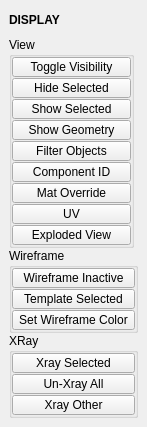
The window that tentacle/ui/display.ui (m3trik/tentacle) describes before a commit, drawn with Qt 5.
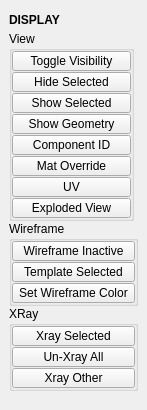
The same window after the commit. Custom widgets are drawn as their Qt base class.

```diff
--- a/tentacle/ui/display.ui
+++ b/tentacle/ui/display.ui
@@ -10,7 +10,7 @@
     <x>0</x>
     <y>0</y>
     <width>147</width>
-    <height>398</height>
+    <height>410</height>
    </rect>
   </property>
   <property name="minimumSize">
@@ -37,6 +37,11 @@
   <widget class="QWidget" name="central_widget">
    <layout class="QVBoxLayout" name="verticalLayout_2">
     <item>
+     <layout class="QVBoxLayout" name="verticalLayout">
+      <property name="spacing">
+       <number>0</number>
+      </property>
+      <item>
      <widget class="DraggableHeader" name="draggableHeader">
       <property name="minimumSize">
        <size>
@@ -62,11 +67,6 @@
      </widget>
     </item>
     <item>
-     <layout class="QVBoxLayout" name="verticalLayout">
-      <property name="spacing">
-       <number>0</number>
-      </property>
-      <item>
        <widget class="QGroupBox" name="View">
         <property name="minimumSize">
          <size>
@@ -175,25 +175,6 @@
            </property>
           </widget>
          </item>
-         <item>
-          <widget class="QPushButton" name="b008">
-           <property name="minimumSize">
-            <size>
-             <width>0</width>
-             <height>20</height>
-            </size>
-           </property>
-           <property name="maximumSize">
-            <size>
-             <width>999</width>
-             <height>20</height>
-            </size>
-           </property>
-           <property name="text">
-            <string>Filter Objects</string>
-           </property>
-          </widget>
-         </item>
          <item>
           <widget class="QPushButton" name="b011">
            <property name="minimumSize">
```
Lines whose indentation alone changed are shown as unchanged.
